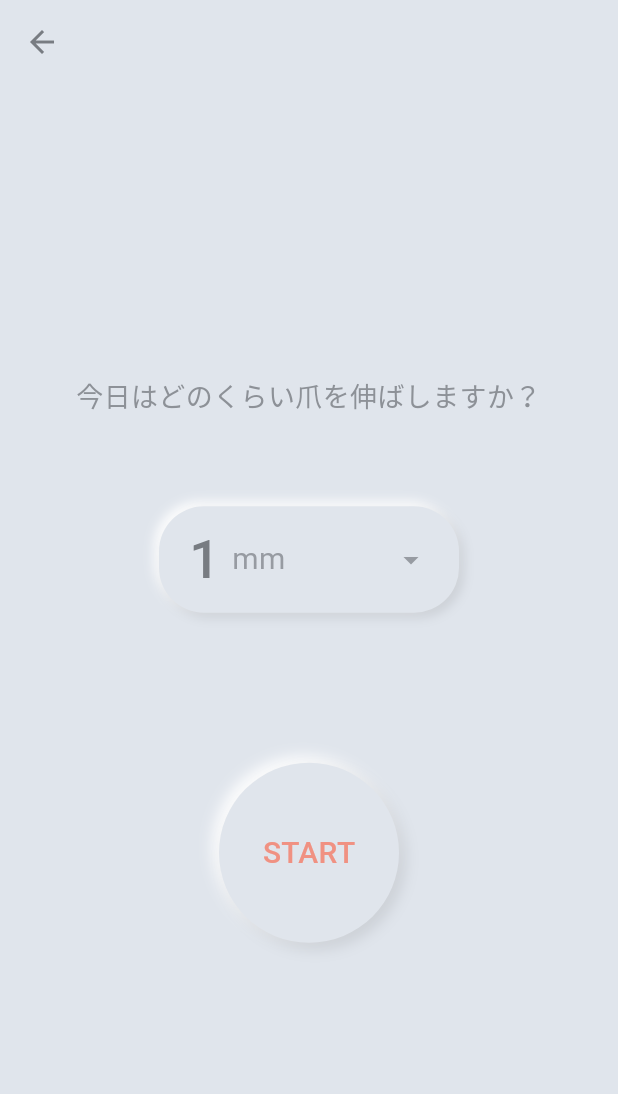
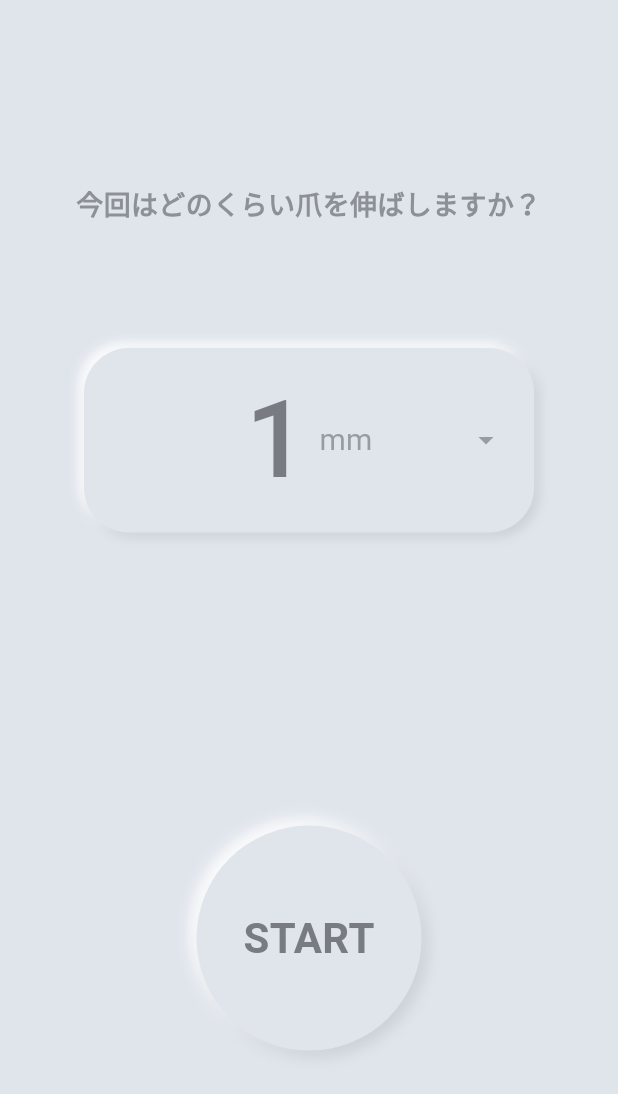
Before and after one commit to mknifish/nailgrow_flutter, a Flutter app: the SetGoalScreen screen opened directly, on a phone screen of 412 x 824 dp. Shown: the top 1094 px of the screen. Run offline on Flutter 3.47's test engine with Material 3 defaults, Android fonts, the phone set to English and light mode, and no system bars; our stand-ins replace firebase_core, shared_preferences; accounts and stored records are empty; generated files the repository leaves out were written again.

Commit message:
目標設定画面・バッジ画面レイアウト修正

```diff
--- a/lib/screens/set_goal_screen.dart
+++ b/lib/screens/set_goal_screen.dart
@@ -17,54 +17,46 @@ class _SetGoalScreenState extends State<SetGoalScreen> {
   @override
   Widget build(BuildContext context) {
     return Scaffold(
-      backgroundColor: Color(0xFFE0E5EC), // ニューモーフィズムの背景色
-      appBar: AppBar(
       backgroundColor: Color(0xFFE0E5EC),
-        elevation: 0,
-        automaticallyImplyLeading: !widget.isFirstTime,
-        iconTheme: IconThemeData(
-          color: Color.fromRGBO(120, 124, 130, 1),
-        ),
-      ),
-      body: Padding(
-        padding: const EdgeInsets.symmetric(horizontal: 40.0, vertical: 24.0),
+      body: SafeArea(
+        child: Padding(
+          padding: const EdgeInsets.symmetric(horizontal: 40.0),
           child: Column(
-          mainAxisAlignment: MainAxisAlignment.center,
-          crossAxisAlignment: CrossAxisAlignment.stretch,
             children: [
+              SizedBox(height: MediaQuery.of(context).size.height * 0.15),
               Text(
-              '今日はどのくらい爪を伸ばしますか？',
+                '今回はどのくらい爪を伸ばしますか？',
                 style: TextStyle(
                   fontSize: 18,
-                fontWeight: FontWeight.w500,
+                  fontWeight: FontWeight.bold,
                   color: Color.fromRGBO(120, 124, 130, 0.8),
                 ),
                 textAlign: TextAlign.center,
               ),
-            SizedBox(height: 60),
+              SizedBox(height: MediaQuery.of(context).size.height * 0.1),
               _buildNeumorphicDropdown(),
-            SizedBox(height: 100),
+              Expanded(child: Container()),
               _buildNeumorphicButton(
                 label: 'START',
                 onPressed: () async {
-                // 目標日数をShared Preferencesに保存するロジック
                   final prefs = await SharedPreferences.getInstance();
                   await prefs.setInt('targetLength', targetLength);
                   await prefs.setString('goalSetDate', DateTime.now().toIso8601String());
-                // 目標日数を設定した後、HomeScreenの再描画を促す
                   Navigator.pushAndRemoveUntil(
                     context,
                     MaterialPageRoute(
                       builder: (context) => MyHomePage(
                         initialIndex: 0,
-                      key: UniqueKey(), // 再読み込みを確実にするためのUniqueKey
+                        key: UniqueKey(),
                       ),
                     ),
                     (Route<dynamic> route) => false,
                   );
                 },
-            )
+              ),
+              SizedBox(height: MediaQuery.of(context).size.height * 0.15),
             ],
+          ),
         ),
       ),
     );
@@ -73,7 +65,7 @@ class _SetGoalScreenState extends State<SetGoalScreen> {
   Widget _buildNeumorphicDropdown() {
     return Center(
       child: Container(
-        width: 200,
+        width: 300,
         padding: EdgeInsets.symmetric(horizontal: 20, vertical: 10),
         decoration: BoxDecoration(
           color: Color(0xFFE0E5EC),
@@ -91,16 +83,17 @@ class _SetGoalScreenState extends State<SetGoalScreen> {
             ),
           ],
         ),
+        child: Stack(
+          children: [
+            Center(
               child: Row(
-          mainAxisAlignment: MainAxisAlignment.spaceBetween,
-          children: [
-            Row(
+                mainAxisAlignment: MainAxisAlignment.center,
                 children: [
                   Text(
                     '$targetLength',
                     style: TextStyle(
                       color: Color.fromRGBO(120, 124, 130, 1),
-                    fontSize: 36,
+                      fontSize: 72,
                       fontWeight: FontWeight.w500,
                     ),
                   ),
@@ -115,27 +108,48 @@ class _SetGoalScreenState extends State<SetGoalScreen> {
                   ),
                 ],
               ),
-            DropdownButton<int>(
+            ),
+            Positioned.fill(
+              child: DropdownButton<int>(
                 value: targetLength,
-              icon: Icon(
+                icon: Align(
+                  alignment: Alignment.centerRight,
+                  child: Icon(
                     Icons.arrow_drop_down,
                     color: Color.fromRGBO(120, 124, 130, 0.7),
+                  ),
                 ),
                 iconSize: 24,
                 elevation: 16,
                 underline: Container(height: 0),
-              style: TextStyle(fontSize: 0), // Hide the text as we're using custom text
+                isExpanded: true,
+                itemHeight: 60,
+                dropdownColor: Colors.white,
+                style: TextStyle(
+                  color: Color.fromRGBO(120, 124, 130, 1),
+                  fontSize: 36,
+                  fontWeight: FontWeight.w500,
+                ),
                 items: [1, 2, 3, 4, 5].map((int value) {
                   return DropdownMenuItem<int>(
                     value: value,
-                  child: Text('$value'),
+                    child: Text(
+                      '$value',
+                      textAlign: TextAlign.center,
+                    ),
                   );
                 }).toList(),
+                selectedItemBuilder: (BuildContext context) {
+                  return [1, 2, 3, 4, 5].map<Widget>((int value) {
+                    return Container();
+                  }).toList();
+                },
                 onChanged: (int? newValue) {
                   setState(() {
                     targetLength = newValue!;
                   });
                 },
+              ),
             ),
           ],
         ),
@@ -151,8 +165,8 @@ class _SetGoalScreenState extends State<SetGoalScreen> {
       child: GestureDetector(
         onTap: onPressed,
         child: Container(
-          width: 120,
-          height: 120,
+          width: 150,
+          height: 150,
           decoration: BoxDecoration(
             color: Color(0xFFE0E5EC),
             shape: BoxShape.circle,
@@ -173,9 +187,9 @@ class _SetGoalScreenState extends State<SetGoalScreen> {
             child: Text(
               label,
               style: TextStyle(
-                fontSize: 20,
-                fontWeight: FontWeight.w500,
-                color: Color(0xFFF09182),
+                fontSize: 28,
+                fontWeight: FontWeight.bold,
+                color: Color.fromRGBO(120, 124, 130, 1),
               ),
             ),
           ),
```
Also changed, not shown: lib/screens/data_screen.dart (+33 -24 lines), 4 other files. Lines whose indentation alone changed are shown as unchanged.
